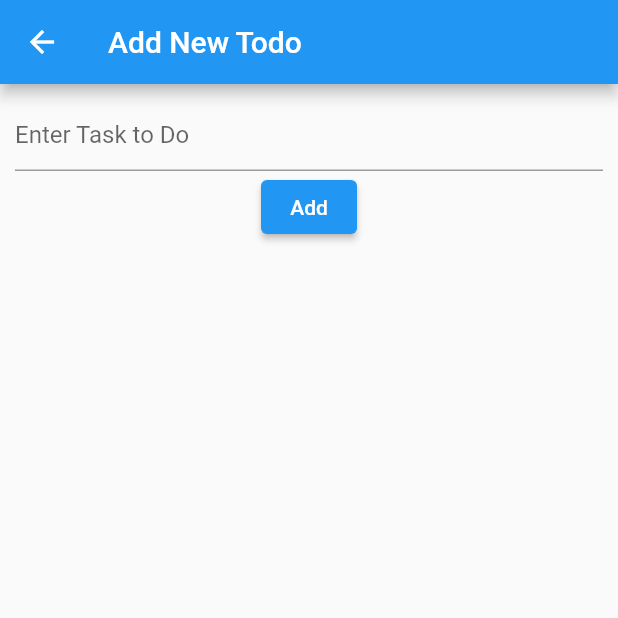
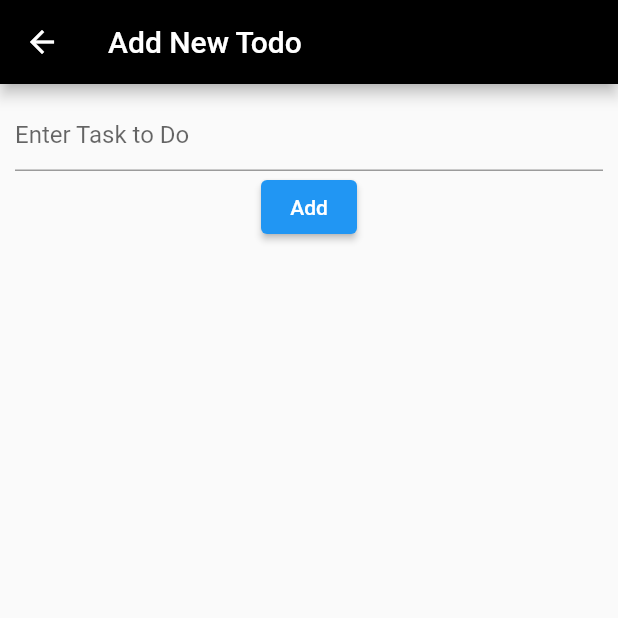
Before and after one commit to nandam2003/Flutter_todoApp, a Flutter app: the screen it shows after launch, after a tap on the "add" icon, on a phone screen of 412 x 824 dp, the top half of it. Run offline on Flutter 3.47's test engine with Material 2 defaults, Android fonts, the phone set to English and light mode, and no system bars; our stand-ins replace flutter_slidable, sqflite; accounts and stored records are empty.

Commit message:
Added Slide delete button

```diff
--- a/lib/main.dart
+++ b/lib/main.dart
@@ -7,8 +7,8 @@ void main() async {
   WidgetsFlutterBinding.ensureInitialized();
   DataBaseHelper dataBaseHelper = DataBaseHelper();
   await dataBaseHelper.init();
-  // var a = await dataBaseHelper.query();
-  // print(a);
+  var a = await dataBaseHelper.query();
+  print(a);
   runApp(const MyApp());
 }
 
--- a/lib/screens/add_todo.dart
+++ b/lib/screens/add_todo.dart
@@ -3,7 +3,9 @@ import 'package:flutter_application_1/database/database_helper.dart';
 import 'package:flutter_application_1/data/task_data.dart';
 
 class AddTodo extends StatelessWidget {
-   AddTodo({Key? key,required this.title,required this.btn,required this.task}) : super(key: key);
+  AddTodo(
+      {Key? key, required this.title, required this.btn, required this.task})
+      : super(key: key);
   Task task;
   var textController = TextEditingController();
   DataBaseHelper dataBaseHelper = DataBaseHelper();
@@ -12,12 +14,18 @@ class AddTodo extends StatelessWidget {
 
   @override
   Widget build(BuildContext context) {
-    if(task.todo!=null) {
+    if (task.todo != null) {
       textController.text = task.todo;
     }
     return Scaffold(
         appBar: AppBar(
-        title: Text(title),
+          title: Text(
+            title,
+            style: const TextStyle(
+              color: Colors.white,
+            ),
+          ),
+          backgroundColor: Colors.black,
         ),
         body: Padding(
           padding: const EdgeInsets.all(10.0),
@@ -25,31 +33,28 @@ class AddTodo extends StatelessWidget {
             children: [
               TextField(
                 controller: textController,
-              decoration: const InputDecoration(
-                hintText: 'Enter Task to Do',
-              )
+                decoration: const InputDecoration(hintText: 'Enter Task to Do'),
               ),
               ElevatedButton(
                 onPressed: () {
-                    if(textController.text !='') {
+                  if (textController.text.trim() != '') {
                     _insert();
                   }
-                    Navigator.pop(context,true);
-
+                  Navigator.pop(context, true);
                 },
                 child: Text(btn),
               ),
             ],
           ),
-      )
-    );
+        ));
   }
-  _insert()async{
+
+  _insert() async {
     task.todo = textController.text;
     DataBaseHelper dataBaseHelper = DataBaseHelper();
-    if(task.id == null) {
+    if (task.id == null) {
       await dataBaseHelper.insert(task);
-    }else{
+    } else {
       await dataBaseHelper.update(task);
     }
   }
--- a/lib/screens/home.dart
+++ b/lib/screens/home.dart
@@ -1,9 +1,9 @@
 import 'package:flutter/material.dart';
+import 'package:flutter/services.dart';
 import 'package:flutter_application_1/screens/add_todo.dart';
 import 'package:flutter_application_1/database/database_helper.dart';
 import 'package:flutter_application_1/data/task_data.dart';
-
-
+import 'package:flutter_slidable/flutter_slidable.dart';
 
 class Home extends StatefulWidget {
   const Home({Key? key}) : super(key: key);
@@ -13,42 +13,47 @@ class Home extends StatefulWidget {
 }
 
 class _HomeState extends State<Home> {
-
   DataBaseHelper dataBaseHelper = DataBaseHelper();
   var todoList;
   int count = 0;
-  bool flag = false;
 
   @override
   Widget build(BuildContext context) {
-    if(todoList == null) {
+    if (todoList == null) {
       updateListView();
     }
     return Scaffold(
       appBar: AppBar(
-        backgroundColor: Colors.cyan,
-        title: const Text('todos'),
+        systemOverlayStyle:
+            const SystemUiOverlayStyle(statusBarColor: Colors.black),
+        backgroundColor: Colors.black,
+        title: const Text(
+          'ToDos',
+          style: TextStyle(color: Colors.white),
+        ),
         elevation: 0,
         centerTitle: true,
       ),
       body: Container(
         padding: const EdgeInsets.all(14),
-          color: Colors.white,
+        color: Colors.black,
         child: populateListView(),
       ),
       floatingActionButton: FloatingActionButton(
-        onPressed: () async{
+        onPressed: () async {
           Task task;
-          updateNav(title: 'Add New Todo', btn: 'Add', task:task = Task.withTodo(isDone:false));
+          updateNav(
+              title: 'Add New Todo',
+              btn: 'Add',
+              task: task = Task.withTodo(isDone: false));
         },
-        backgroundColor: Colors.black54,
-        child: const Icon(
-            Icons.add
-        ),
+        backgroundColor: Colors.grey,
+        child: const Icon(Icons.add),
       ),
     );
   }
-  updateListView() async{
+
+  updateListView() async {
     todoList = await dataBaseHelper.listOfTodoClass();
     setState(() {
       todoList = todoList;
@@ -57,52 +62,75 @@ class _HomeState extends State<Home> {
   }
 
   populateListView() {
-    return ListView.builder(
+    return Align(
+      alignment: Alignment.topCenter,
+      child: ListView.builder(
+          reverse: true,
+          shrinkWrap: true,
           itemCount: count,
-        itemBuilder: (context,index) {
-        return Card(
-          color: todoList[index].isDone?Colors.green:Colors.lightBlueAccent,
+          itemBuilder: (context, index) {
+            return Slidable(
+              endActionPane: ActionPane(motion: StretchMotion(), children: [
+                SlidableAction(
+                  onPressed: (context) async {
+                    await dataBaseHelper.delete(todoList[index]);
+                    await updateListView();
+                  },
+                  icon: Icons.delete,
+                  backgroundColor: Colors.red.shade300,
+                )
+              ]),
+              child: Card(
+                color: todoList[index].isDone
+                    ? Colors.lightGreenAccent
+                    : Colors.white,
                 child: ListTile(
                   leading: IconButton(
                     onPressed: () {
                       todoList[index].isDone = !todoList[index].isDone;
                       _isDone(done: todoList[index]);
                     },
-              icon:todoList[index].isDone?const Icon(Icons.check_box):const Icon(Icons.check_box_outline_blank),
+                    icon: todoList[index].isDone
+                        ? const Icon(Icons.check_box)
+                        : const Icon(Icons.check_box_outline_blank),
                   ),
-            title: Text(todoList[index].todo,
+                  title: Text(
+                    todoList[index].todo,
                     style: TextStyle(
-              decoration: todoList[index].isDone?TextDecoration.lineThrough:null,
+                      decoration: todoList[index].isDone
+                          ? TextDecoration.lineThrough
+                          : null,
                     ),
                   ),
-            trailing: todoList[index].isDone?IconButton(
-              onPressed: () async {
-                await dataBaseHelper.delete(todoList[index]);
-                await updateListView();
-              },
-              icon: const Icon(Icons.delete),
-            ):null,
+                  // trailing: todoList[index].isDone?IconButton(
+                  //   onPressed: () async {
+                  //     await dataBaseHelper.delete(todoList[index]);
+                  //     await updateListView();
+                  //   },
+                  //   icon: const Icon(Icons.delete),
+                  // ):null,
                   onLongPress: () {
-              updateNav(title: 'Update Todo', btn:'update', task:todoList[index]);
+                    updateNav(
+                        title: 'Update Todo',
+                        btn: 'update',
+                        task: todoList[index]);
                   },
                 ),
+              ),
             );
-        }
+          }),
     );
   }
 
-
-
-  void updateNav({required String title,required String btn,required Task task}) async{
-    flag = await Navigator.push(context,MaterialPageRoute(builder: (context){
+  void updateNav(
+      {required String title, required String btn, required Task task}) async {
+    await Navigator.push(context, MaterialPageRoute(builder: (context) {
       return AddTodo(title: title, btn: btn, task: task);
     }));
-    if(flag){
     updateListView();
   }
-  }
 
-  void _isDone({required Task done})async {
+  void _isDone({required Task done}) async {
     await dataBaseHelper.update(done);
     updateListView();
   }
--- a/pubspec.yaml
+++ b/pubspec.yaml
@@ -39,6 +39,7 @@ dependencies:
   sqflite: ^2.2.3
   path_provider: ^2.0.11
   loading_animation_widget: ^1.2.0+4
+  flutter_slidable: ^2.0.0
 
 dev_dependencies:
   flutter_test:
```
Also changed, not shown: pubspec.lock, 1 other file. Lines whose indentation alone changed are shown as unchanged.
